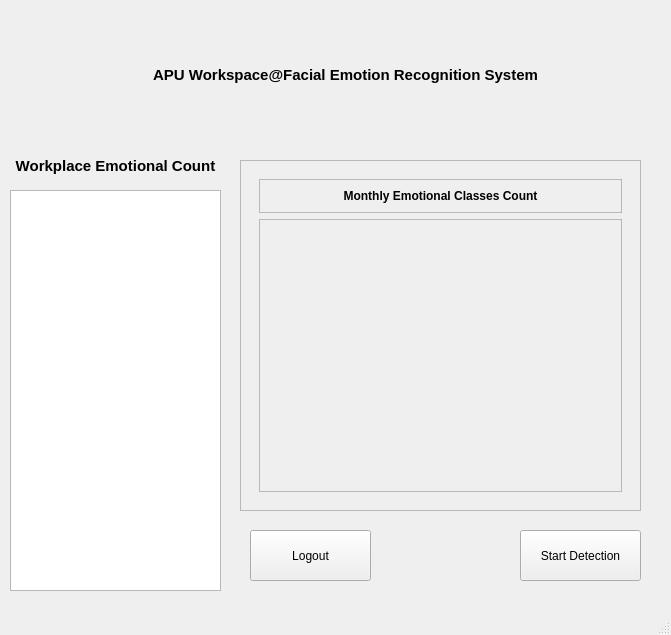
This is UI/Dashboard.ui in JJLee2910/Final-Year-Project as Qt 5 draws it before an edit. The edited form follows.
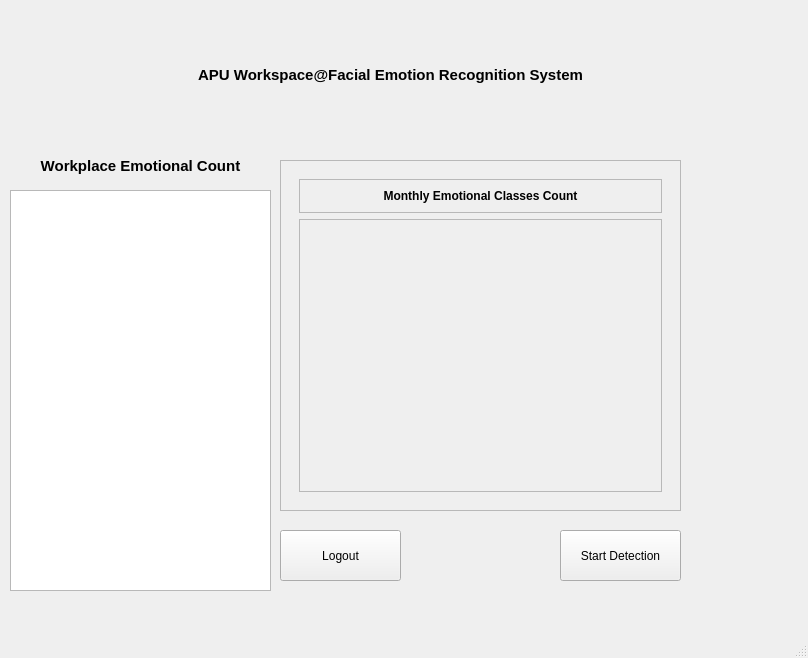
This is the edited form. Icons and pictures are not drawn.

```diff
--- a/UI/Dashboard.ui
+++ b/UI/Dashboard.ui
@@ -6,8 +6,8 @@
    <rect>
     <x>0</x>
     <y>0</y>
-    <width>671</width>
-    <height>635</height>
+    <width>808</width>
+    <height>658</height>
    </rect>
   </property>
   <property name="windowTitle">
@@ -17,7 +17,7 @@
    <widget class="QPushButton" name="detectButton">
     <property name="geometry">
      <rect>
-      <x>520</x>
+      <x>560</x>
       <y>530</y>
       <width>121</width>
       <height>51</height>
@@ -30,7 +30,7 @@
    <widget class="QPushButton" name="pushButton_2">
     <property name="geometry">
      <rect>
-      <x>250</x>
+      <x>280</x>
       <y>530</y>
       <width>121</width>
       <height>51</height>
@@ -45,7 +45,7 @@
      <rect>
       <x>10</x>
       <y>190</y>
-      <width>211</width>
+      <width>261</width>
       <height>401</height>
      </rect>
     </property>
@@ -55,7 +55,7 @@
      <rect>
       <x>10</x>
       <y>10</y>
-      <width>631</width>
+      <width>671</width>
       <height>131</height>
      </rect>
     </property>
@@ -81,7 +81,7 @@
       <rect>
        <x>130</x>
        <y>20</y>
-       <width>411</width>
+       <width>501</width>
        <height>91</height>
       </rect>
      </property>
@@ -108,7 +108,7 @@
      <rect>
       <x>10</x>
       <y>150</y>
-      <width>211</width>
+      <width>261</width>
       <height>31</height>
      </rect>
     </property>
@@ -129,7 +129,7 @@
    <widget class="QFrame" name="chart_frame">
     <property name="geometry">
      <rect>
-      <x>240</x>
+      <x>280</x>
       <y>160</y>
       <width>401</width>
       <height>351</height>
```
